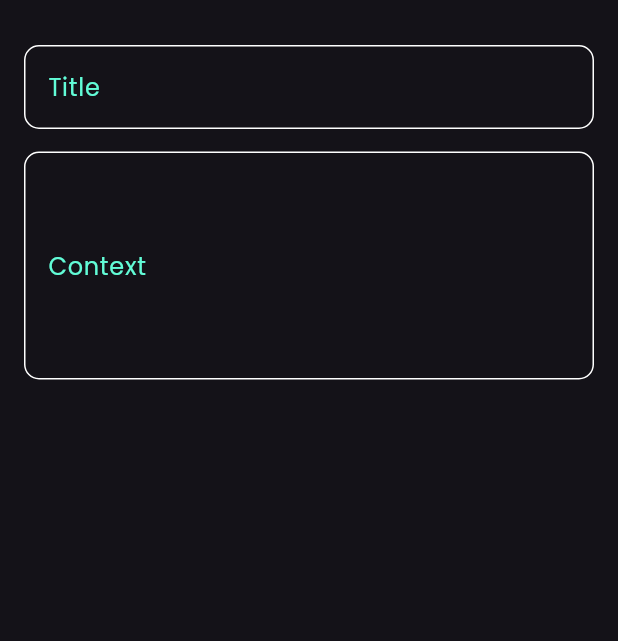
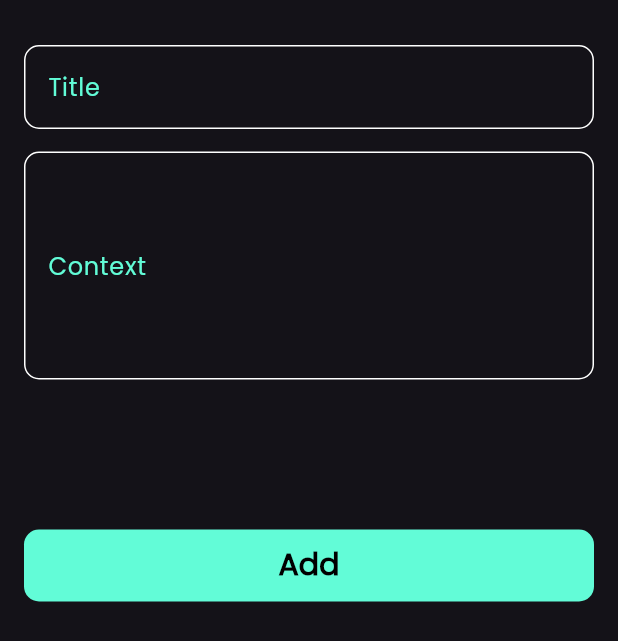
Before and after one commit to HabebaAlgarib/Notes_App, a Flutter app: the AddNote widget shown alone on an empty page, opened directly, on a phone screen of 412 x 824 dp. Shown: the top 641 px of the screen. Run offline on Flutter 3.47's test engine with Material 3 defaults, Android fonts, the phone set to English and light mode, and no system bars.

Commit message:
finish notes buttom sheet

```diff
--- a/lib/widgets/add_note_bottom_sheet.dart
+++ b/lib/widgets/add_note_bottom_sheet.dart
@@ -1,5 +1,5 @@
 import 'package:flutter/material.dart';
-import 'package:notes_app/helper/constants.dart';
+import 'package:notes_app/widgets/custom_buttom.dart';
 import 'package:notes_app/widgets/custom_text_field.dart';
 
 class AddNote extends StatelessWidget {
@@ -7,27 +7,30 @@ class AddNote extends StatelessWidget {
 
   @override
   Widget build(BuildContext context) {
-    return Padding(
-      padding: const EdgeInsets.symmetric(horizontal: 16.0),
+    return const Padding(
+      padding: EdgeInsets.symmetric(horizontal: 16.0),
+      child: SingleChildScrollView(
         child: Column(
           children: [
-          const SizedBox(
+            SizedBox(
               height: 30,
             ),
             CustomTextField(
               title: 'Title',
             ),
-          const SizedBox(
+            SizedBox(
               height: 15,
             ),
             CustomTextField(
               title: 'Context',
               maxLines: 5,
             ),
-          const SizedBox(
-            height: 80,
+            SizedBox(
+              height: 100,
             ),
+            CustomBottom(),
           ],
+        ),
       ),
     );
   }
--- /dev/null
+++ b/lib/widgets/custom_buttom.dart
@@ -0,0 +1,28 @@
+import 'package:flutter/material.dart';
+import 'package:notes_app/helper/constants.dart';
+
+class CustomBottom extends StatelessWidget {
+  const CustomBottom({super.key});
+
+  @override
+  Widget build(BuildContext context) {
+    return Container(
+      width: MediaQuery.of(context).size.width,
+      decoration: BoxDecoration(
+        borderRadius: BorderRadius.circular(10),
+        color: KPrimaryColor,
+      ),
+      child: MaterialButton(
+        onPressed: () {},
+        child: const Text(
+          'Add',
+          style: TextStyle(
+            color: Colors.black,
+            fontSize: 20,
+            fontWeight: FontWeight.bold,
+          ),
+        ),
+      ),
+    );
+  }
+}
```
Lines whose indentation alone changed are shown as unchanged.
